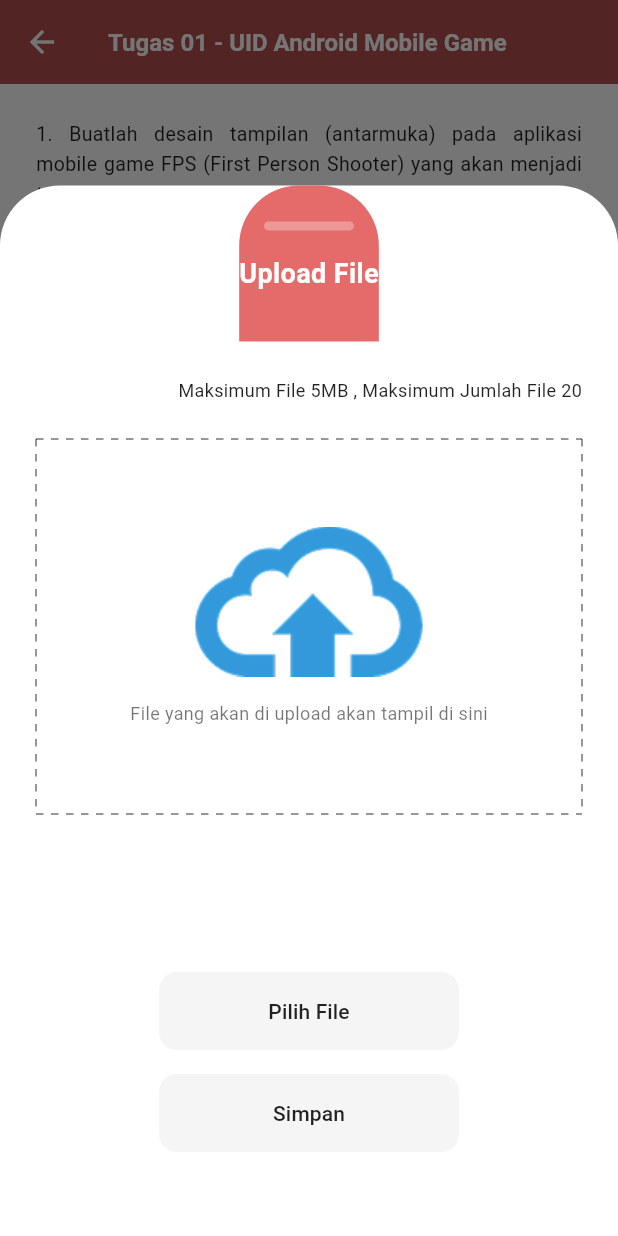
After one commit to Yogaseptiandwipratama/telkom, a Flutter app: the AssignmentDetailPage screen opened directly, after a tap on "Tambahkan Tugas", on a phone screen of 412 x 824 dp. The commit adds this screen. Run offline on Flutter 3.47's test engine with Material 3 defaults, Android fonts, the phone set to English and light mode, and no system bars.

Commit message:
memodifikasi tampilan upload

```diff
--- a/lib/presentation/pages/assignment_detail_page.dart
+++ b/lib/presentation/pages/assignment_detail_page.dart
@@ -1,4 +1,5 @@
 import 'package:flutter/material.dart';
+import '../widgets/upload_bottom_sheet.dart';
 
 class AssignmentDetailPage extends StatelessWidget {
   const AssignmentDetailPage({super.key});
@@ -23,7 +24,10 @@
           ),
         ),
       ),
-      body: SingleChildScrollView(
+      body: Column(
+        children: [
+          Expanded(
+            child: SingleChildScrollView(
               padding: const EdgeInsets.all(24.0),
               child: Column(
                 crossAxisAlignment: CrossAxisAlignment.start,
@@ -72,12 +76,35 @@
                   _buildStatusRow('Sisa Waktu', 'Tugas sudah di kirim 4 Hari 6 Jam Sebelum nya', isEven: false),
                   _buildFileRow('File Tugas', 'Dandy Candra Pratama_7708170114.pdf', isEven: true),
 
-            const SizedBox(height: 40),
+                  const SizedBox(height: 20),
+                ],
+              ),
+            ),
+          ),
 
-            // Button
-            Center(
+          // Fixed Bottom Button
+          Container(
+            padding: const EdgeInsets.all(24.0),
+            decoration: BoxDecoration(
+              color: Colors.white,
+              boxShadow: [
+                BoxShadow(
+                  color: Colors.black.withOpacity(0.05),
+                  offset: const Offset(0, -2),
+                  blurRadius: 10,
+                ),
+              ],
+            ),
+            child: Center(
               child: ElevatedButton(
-                onPressed: () {},
+                onPressed: () {
+                  showModalBottomSheet(
+                    context: context,
+                    isScrollControlled: true, // This allows the sheet to take full height if needed
+                    backgroundColor: Colors.transparent,
+                    builder: (context) => const UploadBottomSheet(),
+                  );
+                },
                 style: ElevatedButton.styleFrom(
                   backgroundColor: const Color(0xFFF5F5F5),
                   foregroundColor: Colors.black87,
@@ -95,9 +122,8 @@
                 ),
               ),
             ),
-            const SizedBox(height: 20),
+          ),
         ],
-        ),
       ),
     );
   }
--- a/lib/presentation/pages/material_detail_page.dart
+++ b/lib/presentation/pages/material_detail_page.dart
@@ -54,10 +54,8 @@
           ),
         ],
       ),
-      body: SingleChildScrollView(
-        child: Padding(
+      body: ListView(
         padding: const EdgeInsets.all(20.0),
-          child: Column(
         children: [
           Image.asset(
             'assets/images/ppt1.png',
@@ -84,8 +82,6 @@
           ),
         ],
       ),
-        ),
-      ),
     );
   }
 }
--- /dev/null
+++ b/lib/presentation/widgets/upload_bottom_sheet.dart
@@ -0,0 +1,258 @@
+import 'dart:ui';
+import 'package:flutter/material.dart';
+
+class UploadBottomSheet extends StatelessWidget {
+  const UploadBottomSheet({super.key});
+
+  @override
+  Widget build(BuildContext context) {
+    return Container(
+      height: MediaQuery.of(context).size.height * 0.85,
+      decoration: const BoxDecoration(
+        color: Colors.white,
+        borderRadius: BorderRadius.only(
+          topLeft: Radius.circular(40), // More rounded as per design
+          topRight: Radius.circular(40),
+        ),
+      ),
+      child: Column(
+        children: [
+          // Header
+          Container(
+            padding: const EdgeInsets.symmetric(vertical: 24),
+            decoration: const BoxDecoration(
+              color: Color(0xFFE56A6A), // Lighter red to match Status Tugas header
+              borderRadius: BorderRadius.only(
+                topLeft: Radius.circular(40),
+                topRight: Radius.circular(40),
+              ),
+            ),
+            child: Column(
+              children: [
+                // Drag Handle
+                Container(
+                  width: 60,
+                  height: 6,
+                  decoration: BoxDecoration(
+                    color: Colors.white.withOpacity(0.3),
+                    borderRadius: BorderRadius.circular(10),
+                  ),
+                ),
+                const SizedBox(height: 16),
+                const Text(
+                  'Upload File',
+                  style: TextStyle(
+                    color: Colors.white,
+                    fontSize: 18,
+                    fontWeight: FontWeight.bold,
+                  ),
+                ),
+                const SizedBox(height: 8),
+              ],
+            ),
+          ),
+
+          // Content
+          Expanded(
+            child: Padding(
+              padding: const EdgeInsets.all(24.0),
+              child: Column(
+                children: [
+                  const Align(
+                    alignment: Alignment.centerRight,
+                    child: Text(
+                      'Maksimum File 5MB , Maksimum Jumlah File 20',
+                      style: TextStyle(
+                        fontSize: 12,
+                        color: Colors.black87,
+                      ),
+                    ),
+                  ),
+                  const SizedBox(height: 24),
+
+                  // Dashed Box
+                  CustomPaint(
+                    painter: DashedRectPainter(
+                      color: Colors.black54,
+                      strokeWidth: 1.0,
+                      gap: 5.0,
+                    ),
+                    child: Container(
+                      width: double.infinity,
+                      height: 250,
+                      padding: const EdgeInsets.all(20),
+                      child: Column(
+                        mainAxisAlignment: MainAxisAlignment.center,
+                        children: [
+                          Image.asset(
+                            'assets/images/upload.png',
+                            height: 100,
+                            fit: BoxFit.contain,
+                          ),
+                          const SizedBox(height: 16),
+                          const Text(
+                            'File yang akan di upload akan tampil di sini',
+                            style: TextStyle(
+                              color: Colors.black54,
+                              fontSize: 12,
+                            ),
+                          ),
+                        ],
+                      ),
+                    ),
+                  ),
+
+                  const Spacer(),
+
+                  // Buttons
+                  SizedBox(
+                    width: 200,
+                    child: ElevatedButton(
+                      onPressed: () {},
+                      style: ElevatedButton.styleFrom(
+                        backgroundColor: const Color(0xFFF5F5F5),
+                        foregroundColor: Colors.black87,
+                        elevation: 0,
+                        padding: const EdgeInsets.symmetric(vertical: 16),
+                        shape: RoundedRectangleBorder(
+                          borderRadius: BorderRadius.circular(12),
+                        ),
+                      ),
+                      child: const Text('Pilih File'),
+                    ),
+                  ),
+                  const SizedBox(height: 16),
+                  SizedBox(
+                    width: 200,
+                    child: ElevatedButton(
+                      onPressed: () {},
+                      style: ElevatedButton.styleFrom(
+                        backgroundColor: const Color(0xFFF5F5F5),
+                        foregroundColor: Colors.black87,
+                        elevation: 0,
+                        padding: const EdgeInsets.symmetric(vertical: 16),
+                        shape: RoundedRectangleBorder(
+                          borderRadius: BorderRadius.circular(12),
+                        ),
+                      ),
+                      child: const Text('Simpan'),
+                    ),
+                  ),
+                  const SizedBox(height: 32),
+                ],
+              ),
+            ),
+          ),
+        ],
+      ),
+    );
+  }
+}
+
+class DashedRectPainter extends CustomPainter {
+  final double strokeWidth;
+  final Color color;
+  final double gap;
+
+  DashedRectPainter({
+    this.strokeWidth = 1.0,
+    this.color = Colors.black,
+    this.gap = 5.0,
+  });
+
+  @override
+  void paint(Canvas canvas, Size size) {
+    Paint dashedPaint = Paint()
+      ..color = color
+      ..strokeWidth = strokeWidth
+      ..style = PaintingStyle.stroke;
+
+    double x = size.width;
+    double y = size.height;
+
+    Path topPath = getDashedPath(
+      a: const Point(0, 0),
+      b: Point(x, 0),
+      gap: gap,
+    );
+
+    Path rightPath = getDashedPath(
+      a: Point(x, 0),
+      b: Point(x, y),
+      gap: gap,
+    );
+
+    Path bottomPath = getDashedPath(
+      a: Point(0, y),
+      b: Point(x, y),
+      gap: gap,
+    );
+
+    Path leftPath = getDashedPath(
+      a: const Point(0, 0),
+      b: Point(0, y),
+      gap: gap,
+    );
+
+    canvas.drawPath(topPath, dashedPaint);
+    canvas.drawPath(rightPath, dashedPaint);
+    canvas.drawPath(bottomPath, dashedPaint);
+    canvas.drawPath(leftPath, dashedPaint);
+  }
+
+  Path getDashedPath({
+    required Point<double> a,
+    required Point<double> b,
+    required double gap,
+  }) {
+    Size size = Size(b.x - a.x, b.y - a.y);
+    Path path = Path();
+    path.moveTo(a.x, a.y);
+    bool shouldDraw = true;
+    Point<double> currentPoint = Point(a.x, a.y);
+
+    double radians = 0.0;
+    if (size.width != 0) {
+       radians = size.width > 0 ? 0 : 3.14159;
+    } else {
+       radians = size.height > 0 ? 1.5708 : -1.5708; // 90 or -90 degrees
+    }
+
+    // Simple manual calculation for straight lines
+    double distance = (size.width != 0) ? size.width.abs() : size.height.abs();
+    double currentDistance = 0.0;
+
+    while (currentDistance < distance) {
+        double nextDistance = currentDistance + gap;
+        if (nextDistance > distance) nextDistance = distance;
+
+        if (shouldDraw) {
+             if (size.width != 0) {
+                path.lineTo((a.x + (size.width > 0 ? nextDistance : -nextDistance)), a.y);
+             } else {
+                 path.lineTo(a.x, (a.y + (size.height > 0 ? nextDistance : -nextDistance)));
+             }
+        } else {
+             if (size.width != 0) {
+                path.moveTo((a.x + (size.width > 0 ? nextDistance : -nextDistance)), a.y);
+             } else {
+                 path.moveTo(a.x, (a.y + (size.height > 0 ? nextDistance : -nextDistance)));
+             }
+        }
+        shouldDraw = !shouldDraw;
+        currentDistance = nextDistance;
+    }
+    return path;
+
+  }
+
+  @override
+  bool shouldRepaint(covariant CustomPainter oldDelegate) {
+    return false;
+  }
+}
+class Point<T extends num> {
+  final T x;
+  final T y;
+  const Point(this.x, this.y);
+}
```
Lines whose indentation alone changed are shown as unchanged.
